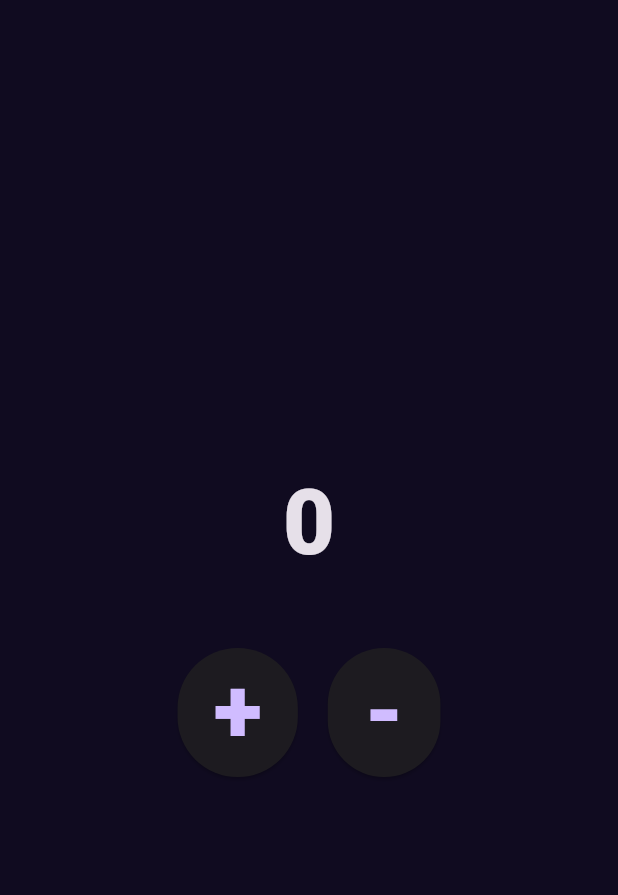
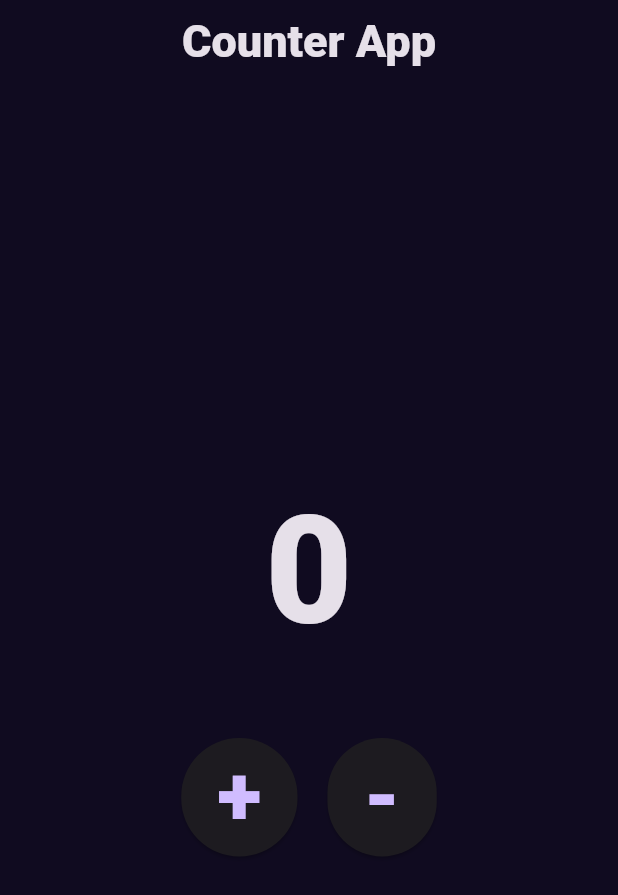
Before and after one commit to Moka-22/counter_app, a Flutter app: the screen it shows after launch, on a phone screen of 412 x 824 dp. Shown: the top 895 px of the screen. Run offline on Flutter 3.47's test engine with Material 3 defaults, Android fonts, the phone set to English and light mode, and no system bars; our stand-ins replace flutter_bloc.

Commit message:
new update

```diff
--- a/lib/home_screen.dart
+++ b/lib/home_screen.dart
@@ -1,3 +1,4 @@
+import 'package:counter_app/utils/colors.dart';
 import 'package:counter_app/widget/text_widget.dart';
 import 'package:flutter/material.dart';
 import 'package:flutter_bloc/flutter_bloc.dart';
@@ -16,6 +17,14 @@ class _HomeScreenState extends State<HomeScreen> {
   @override
   Widget build(BuildContext context) {
     return Scaffold(
+      appBar: AppBar(
+        title: TextWidget(
+          text: 'Counter App',
+          fontSize: 30,
+        ),
+        centerTitle: true,
+        backgroundColor: kPrimaryColor,
+      ),
       body: SafeArea(
         child: Padding(
           padding: const EdgeInsets.all(16),
@@ -26,6 +35,7 @@ class _HomeScreenState extends State<HomeScreen> {
                 builder: (context, state) {
                   return TextWidget(
                     text: state.counterValue.toString(),
+                    fontSize: 100,
                   );
                 },
               ),
@@ -39,6 +49,7 @@ class _HomeScreenState extends State<HomeScreen> {
                     },
                     child: const TextWidget(
                       text: '+',
+                      fontSize: 55,
                     ),
                   ),
                   const SizedBox(width: 20),
@@ -48,6 +59,7 @@ class _HomeScreenState extends State<HomeScreen> {
                     },
                     child: const TextWidget(
                       text: '-',
+                      fontSize: 55,
                     ),
                   ),
                 ],
--- a/lib/widget/text_widget.dart
+++ b/lib/widget/text_widget.dart
@@ -1,14 +1,16 @@
 import 'package:flutter/material.dart';
 
 class TextWidget extends StatelessWidget {
-  const TextWidget({super.key, required this.text});
+  const TextWidget({super.key, required this.text,this.fontSize});
   final String text;
+  final double? fontSize;
+
   @override
   Widget build(BuildContext context) {
     return Text(
       text,
-      style: const TextStyle(
-        fontSize: 60,
+      style: TextStyle(
+        fontSize: fontSize,
         fontWeight: FontWeight.w900,
       ),
     );
```
